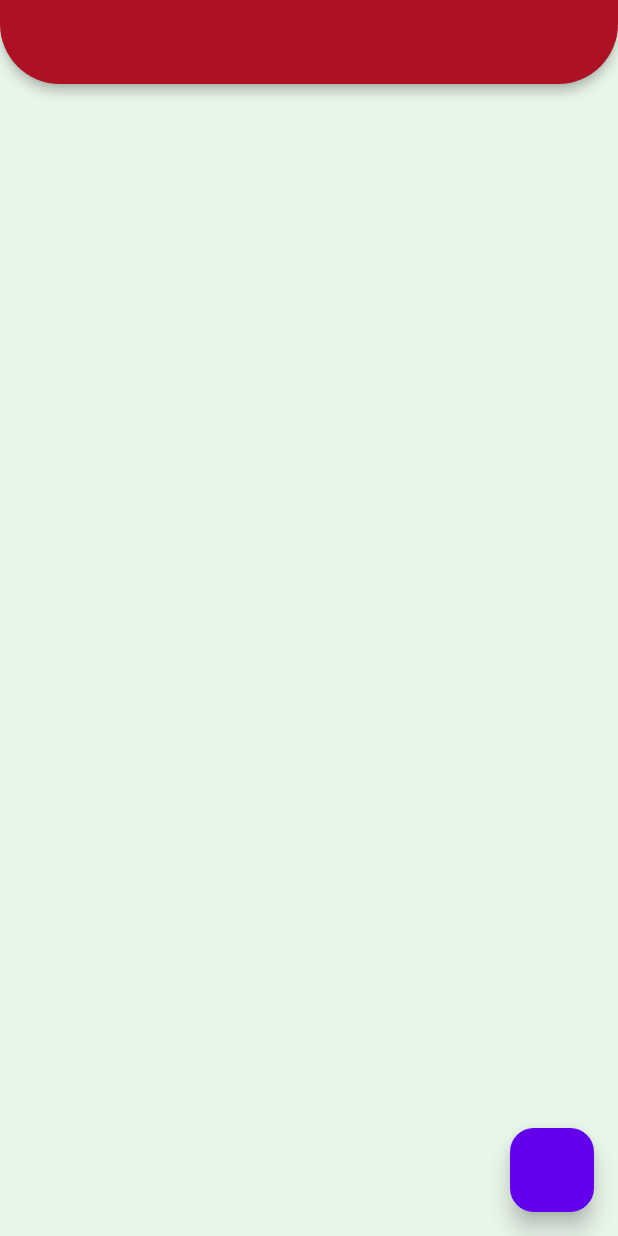
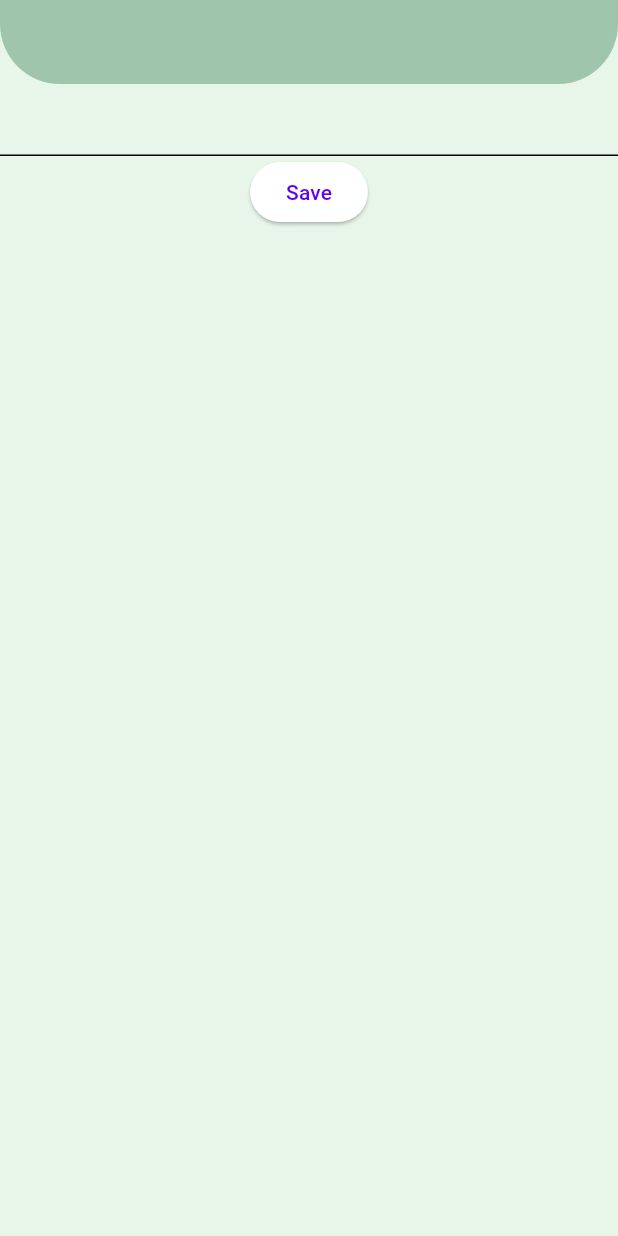
Before and after one commit to Deniz000/flutter, a Flutter app: the screen it shows after launch, on a phone screen of 412 x 824 dp. Run offline on Flutter 3.47's test engine with Material 3 defaults, Android fonts, the phone set to English and light mode, and no system bars; our stand-ins replace dio, font_awesome_flutter, geocoding, geolocator, lottie, smooth_page_indicator.

Commit message:
form/key

```diff
--- /dev/null
+++ b/learning1/lib/202/form_learn_view.dart
@@ -0,0 +1,47 @@
+import 'package:flutter/material.dart';
+
+class FormLearnView extends StatefulWidget {
+  const FormLearnView({super.key});
+
+  @override
+  State<FormLearnView> createState() => _FormLearnViewState();
+}
+
+class _FormLearnViewState extends State<FormLearnView> {
+  GlobalKey<FormState> _key = GlobalKey();
+  //bu key üzerinden glabol kullandığımız için form state özellikleri yakalayabiliyorum
+
+  @override
+  Widget build(BuildContext context) {
+    return Scaffold(
+      appBar: AppBar(),
+      body: Form(
+        key: _key,
+        autovalidateMode: AutovalidateMode.onUserInteraction,
+        child: Column(
+          children: [
+            //validation sağlıyor :
+            TextFormField(
+              validator: FormFieldValidator().isNotEmpty,
+            ),
+            ElevatedButton(
+                onPressed: () {
+                  if (_key.currentState?.validate() ?? false) {
+                    print('okey');
+                  }
+                },
+                child: Text("Save")),
+          ],
+        ),
+      ),
+    );
+  }
+}
+
+class FormFieldValidator {
+  String? isNotEmpty(String? value) {
+    return (value?.isNotEmpty ?? false) ? null : _validatorMessage;
+  }
+
+  String get _validatorMessage => "Bu alan boş geçilemez";
+}
--- a/learning1/lib/main.dart
+++ b/learning1/lib/main.dart
@@ -1,4 +1,5 @@
 import 'package:flutter/material.dart';
+import 'package:learning1/202/form_learn_view.dart';
 import 'package:learning1/202/state_manage/state_manage.dart';
 import 'package:learning1/202/theme/lisght_theme.dart';
 
@@ -43,7 +44,7 @@ class MyApp extends StatelessWidget {
       //   )
       //   // listTileTheme: ListTileThemeData(contentPadding: EdgeInsets.zero)
       // ),
-      home: const StateManageLearn(),
+      home: const FormLearnView(),
     );
   }
 }
```
